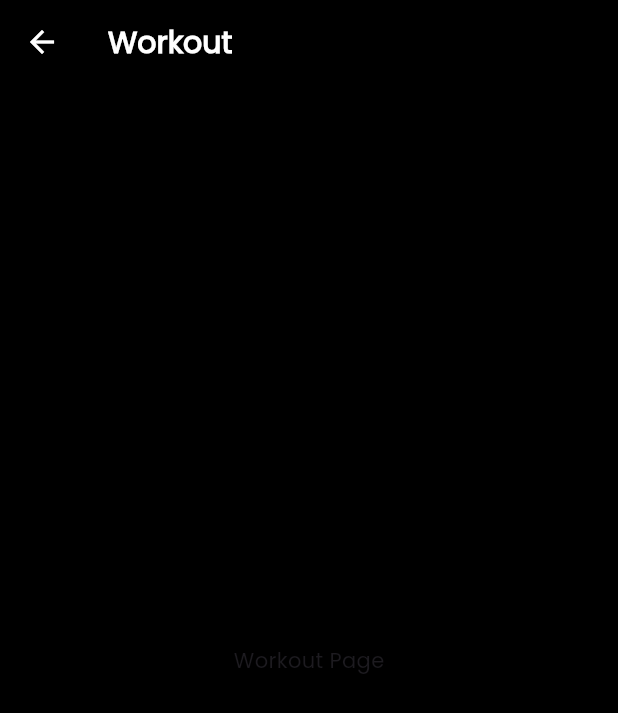
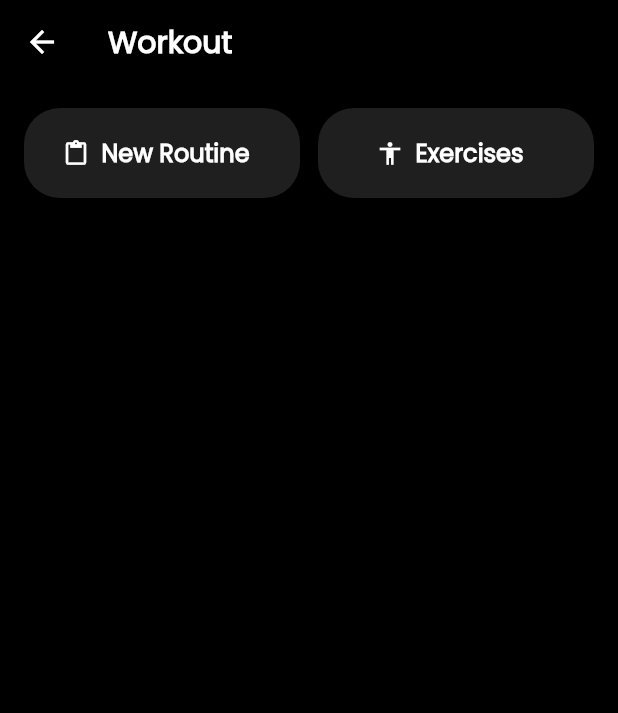
Before and after one commit to NerdCodex/fitnora, a Flutter app: the WorkoutPage screen opened directly, on a phone screen of 412 x 824 dp. Shown: the top 713 px of the screen. Run offline on Flutter 3.47's test engine with Material 3 defaults, Android fonts, the phone set to English and light mode, and no system bars; our stand-ins replace custom_sliding_segmented_control, date_field, hive, hive_flutter, image_picker, pinput and 1 more; accounts and stored records are empty.

Commit message:
Added: Exercise, custom widgets

```diff
--- /dev/null
+++ b/lib/components/elevated_boxbutton.dart
@@ -0,0 +1,26 @@
+import 'package:flutter/material.dart';
+
+class ElevatedBoxButton extends StatelessWidget {
+  final String text;
+  final IconData iconData;
+  final VoidCallback? onTap;
+  const ElevatedBoxButton({super.key, required this.text, required this.iconData, required this.onTap});
+
+  @override
+  Widget build(BuildContext context) {
+    return Expanded(
+      child: SizedBox(
+        height: 60,
+        child: ElevatedButton.icon(
+          onPressed: onTap,
+          style: ElevatedButton.styleFrom(backgroundColor: Colors.white12),
+          icon: Icon(iconData),
+          label: Text(
+            text,
+            style: TextStyle(fontFamily: "poppins"),
+          ),
+        ),
+      ),
+    );
+  }
+}
--- a/lib/pages/workout/workout.dart
+++ b/lib/pages/workout/workout.dart
@@ -1,4 +1,6 @@
-
+import 'package:fitnora/animations.dart';
+import 'package:fitnora/components/elevated_boxbutton.dart';
+import 'package:fitnora/pages/workout/exercises/view_exercises.dart';
 import 'package:flutter/material.dart';
 
 class WorkoutPage extends StatefulWidget {
@@ -12,12 +14,39 @@ class _WorkoutPageState extends State<WorkoutPage> {
   @override
   Widget build(BuildContext context) {
     return Scaffold(
-      appBar: AppBar(
-        title: const Text("Workout")
-      ),
-      body: Center(
-        child: const Text("Workout Page"),
+      appBar: AppBar(title: const Text("Workout")),
+      body: SafeArea(
+        child: SingleChildScrollView(
+          physics: const BouncingScrollPhysics(),
+          child: Padding(
+            padding: const EdgeInsets.all(16.0),
+            child: Column(
+              crossAxisAlignment: CrossAxisAlignment.start,
+              children: [
+                Row(
+                  children: [
+                    ElevatedBoxButton(
+                      text: "New Routine",
+                      iconData: Icons.paste_outlined,
+                      onTap: () {},
+                    ),
+                    const SizedBox(width: 12),
+                    ElevatedBoxButton(
+                      text: "Exercises",
+                      iconData: Icons.accessibility,
+                      onTap: goExercises,
+                    ),
+                  ],
+                ),
+              ],
+            ),
+          ),
+        ),
       ),
     );
   }
+
+  void goExercises() {
+    Navigator.push(context, AppRoutes.slideFromRight(ViewExercisesPage()));
+  }
 }
--- a/lib/services/constants.dart
+++ b/lib/services/constants.dart
@@ -1,2 +1,7 @@
+// API CONSTANTS
 var base_url = "http://10.55.230.72:8080";
 var user_url = base_url + "user";
+
+// LOCAL DATABASE CONSTANTS
+var local_db_folder = "localDB";
+var local_images = "images";
--- a/pubspec.yaml
+++ b/pubspec.yaml
@@ -39,7 +39,10 @@ dependencies:
   date_field: ^6.0.3+1
   custom_sliding_segmented_control: ^1.8.5
   http: ^1.6.0
-
+  sqflite: ^2.4.2
+  path: ^1.9.1
+  path_provider: ^2.1.5
+  image_picker: ^1.2.1
 
   # The following adds the Cupertino Icons font to your application.
   # Use with the CupertinoIcons class for iOS style icons.
```
Also changed, not shown: lib/components/custom_image_picker.dart (added, +130 -0 lines), lib/pages/workout/exercises/create_exercise.dart (added, +70 -0 lines), lib/pages/workout/exercises/view_exercises.dart (added, +32 -0 lines), lib/services/workout_db_service.dart (added, +93 -0 lines), pubspec.lock, 6 other files.
